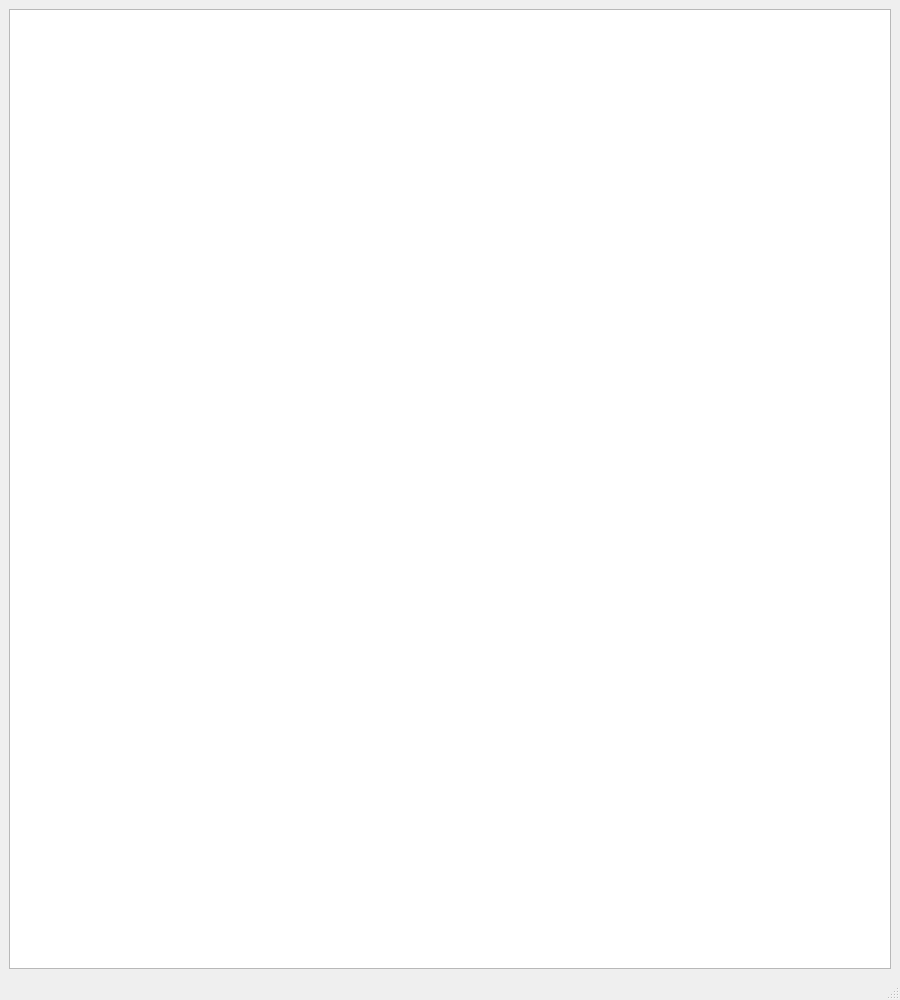
The window that practica5/mainwindow.ui (desodere/practica5) describes before a commit, drawn with Qt 5.
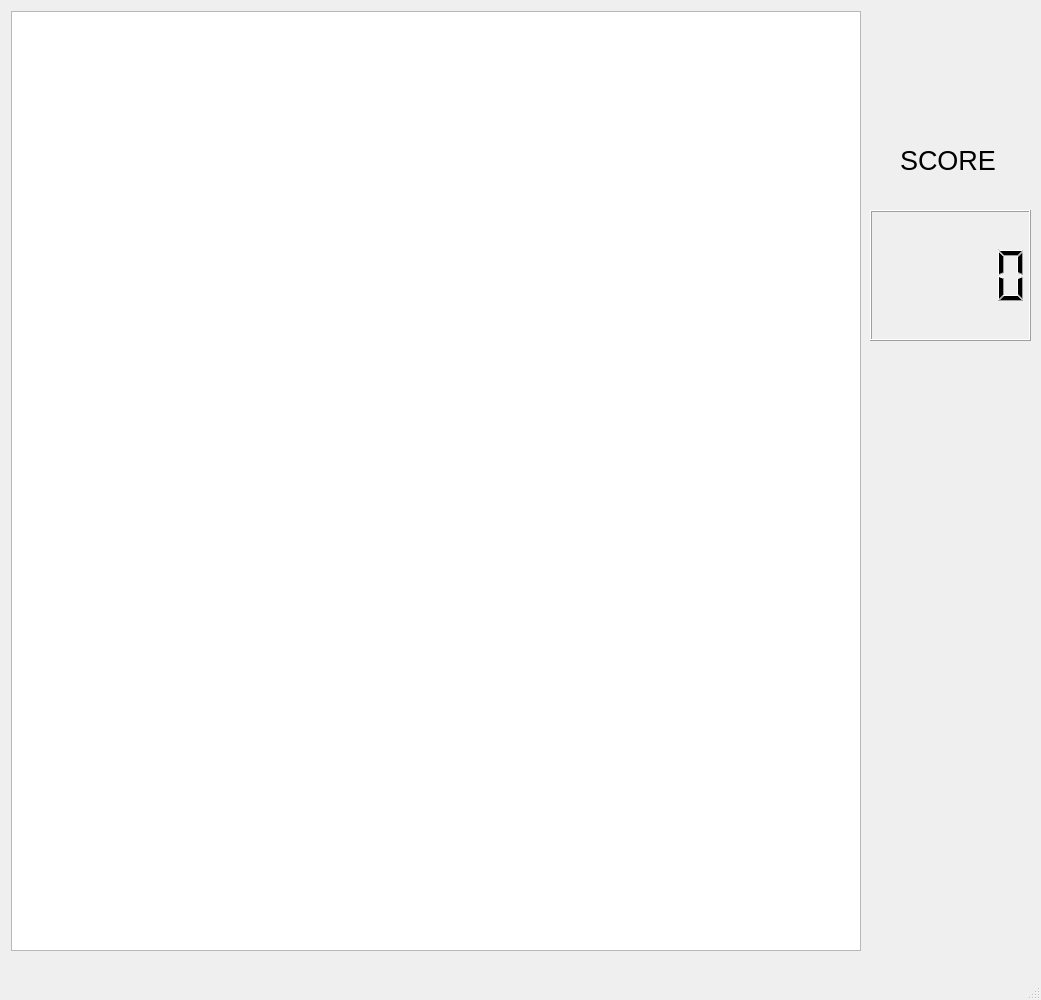
The same window after the commit.

What changed in the file:
```diff
--- a/practica5/mainwindow.ui
+++ b/practica5/mainwindow.ui
@@ -9,7 +9,7 @@
    <rect>
     <x>0</x>
     <y>0</y>
-    <width>900</width>
+    <width>1041</width>
     <height>1000</height>
    </rect>
   </property>
@@ -21,19 +21,60 @@
   </property>
   <property name="maximumSize">
    <size>
-    <width>1000</width>
-    <height>1600</height>
+    <width>1200</width>
+    <height>1000</height>
    </size>
   </property>
   <property name="windowTitle">
    <string>MainWindow</string>
   </property>
   <widget class="QWidget" name="centralwidget">
-   <layout class="QVBoxLayout" name="verticalLayout">
-    <item>
-     <widget class="QGraphicsView" name="graphicsView"/>
-    </item>
-   </layout>
+   <widget class="QGraphicsView" name="graphicsView">
+    <property name="geometry">
+     <rect>
+      <x>11</x>
+      <y>11</y>
+      <width>850</width>
+      <height>940</height>
+     </rect>
+    </property>
+   </widget>
+   <widget class="QLCDNumber" name="lcdNumber">
+    <property name="geometry">
+     <rect>
+      <x>870</x>
+      <y>210</y>
+      <width>161</width>
+      <height>131</height>
+     </rect>
+    </property>
+    <property name="font">
+     <font>
+      <pointsize>9</pointsize>
+     </font>
+    </property>
+    <property name="digitCount">
+     <number>5</number>
+    </property>
+   </widget>
+   <widget class="QLabel" name="label">
+    <property name="geometry">
+     <rect>
+      <x>900</x>
+      <y>130</y>
+      <width>111</width>
+      <height>61</height>
+     </rect>
+    </property>
+    <property name="font">
+     <font>
+      <pointsize>20</pointsize>
+     </font>
+    </property>
+    <property name="text">
+     <string>SCORE</string>
+    </property>
+   </widget>
   </widget>
   <widget class="QMenuBar" name="menubar">
    <property name="geometry">
```
Left out of the diff: 2 changed lines with no effect on the pictures.
